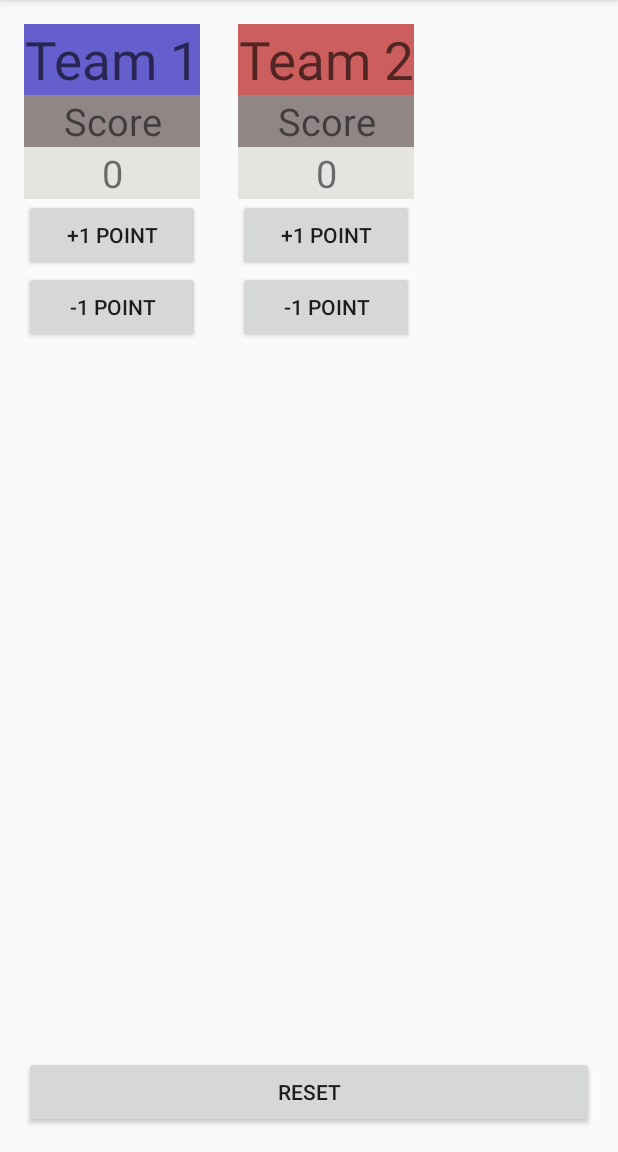
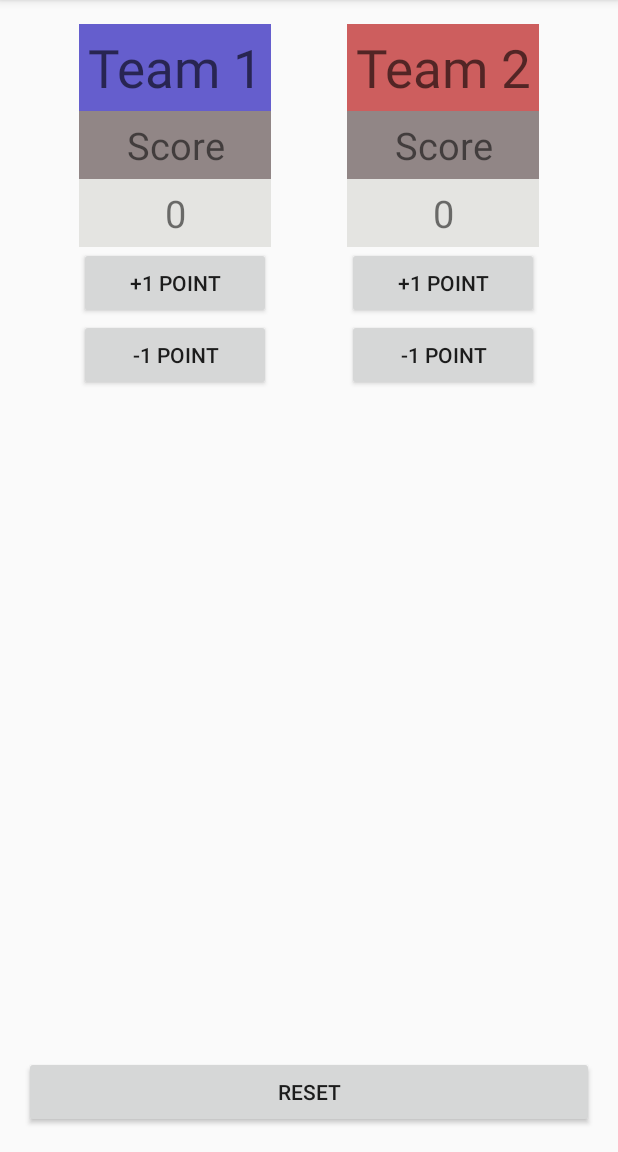
Before and after one commit to Jackson-McGlasson/CourtCounter, an Android app: the screen it shows after launch (MainActivity), on a phone screen of 412 x 824 dp, the part 84-1236 px from its top. Run offline under Robolectric (Android 15) with nearby library versions, the phone set to English and light mode, and no system bars.

Commit message:
Did milestones 1-4, 6-8, half 5,9  barely start 10

```diff
--- a/app/src/main/java/com/academy/app/courtcounter/MainActivity.java
+++ b/app/src/main/java/com/academy/app/courtcounter/MainActivity.java
@@ -70,11 +70,11 @@ public class MainActivity extends AppCompatActivity {
         gameOverAlert= new AlertDialog.Builder(MainActivity.this).create();
         gameOverAlert.setTitle("Alert Title");
         if (team1Score > team2Score) {
-            gameOverAlert.setMessage(team1Name + " Wins!");
+            gameOverAlert.setMessage(team1Name + "(Team 1) Wins!");
             team1Score = 0;
         }
         if (team2Score > team1Score) {
-            gameOverAlert.setMessage(team2Name + " Wins!");
+            gameOverAlert.setMessage(team2Name + "(Team 2) Wins!");
             team2Score = 0;
         }
 
--- a/app/src/main/res/layout/activity_main.xml
+++ b/app/src/main/res/layout/activity_main.xml
@@ -12,7 +12,8 @@
     <LinearLayout
         android:orientation="horizontal"
         android:layout_width="match_parent"
-        android:layout_height="match_parent">
+        android:layout_height="match_parent"
+        android:gravity="top|center">
 
         <LinearLayout
             android:orientation="vertical"
@@ -34,7 +35,7 @@
                 android:layout_alignParentTop="true"
                 android:layout_alignParentRight="true"
                 android:layout_alignParentEnd="true"
-                 />
+                android:padding="5sp" />
 
             <TextView
                 android:layout_width="match_parent"
@@ -47,7 +48,8 @@
                 android:layout_alignParentRight="true"
                 android:layout_alignParentEnd="true"
                 android:background="#918686"
-                android:id="@+id/textView2" />
+                android:id="@+id/textView2"
+                android:padding="5sp" />
 
             <TextView
                 android:layout_width="match_parent"
@@ -60,7 +62,8 @@
                 android:gravity="center"
                 android:layout_alignParentBottom="true"
                 android:layout_alignParentRight="true"
-                android:layout_alignParentEnd="true" />
+                android:layout_alignParentEnd="true"
+                android:padding="5sp" />
 
             <Button
                 android:layout_width="match_parent"
@@ -68,14 +71,16 @@
                 android:text="+1 Point"
                 android:id="@+id/button1"
                 android:layout_gravity="center_horizontal"
-                android:onClick="blueClickPlus"/>
+                android:onClick="blueClickPlus"
+                android:padding="5sp" />
             <Button
                 android:layout_width="match_parent"
                 android:layout_height="wrap_content"
                 android:text="-1 Point"
                 android:id="@+id/button3"
                 android:layout_gravity="center_horizontal"
-                android:onClick="blueClickMinus"/>
+                android:onClick="blueClickMinus"
+                android:padding="5sp" />
         </LinearLayout>
 
         <LinearLayout
@@ -85,7 +90,8 @@
             android:gravity="top|center"
             android:layout_alignParentTop="true"
             android:layout_alignParentRight="true"
-            android:layout_alignParentEnd="true">
+            android:layout_alignParentEnd="true"
+            android:paddingLeft="25sp">
 
             <EditText
                 android:layout_width="match_parent"
@@ -100,7 +106,8 @@
                 android:background="#cd5e5e"
                 android:layout_alignParentTop="true"
                 android:layout_alignParentRight="true"
-                android:layout_alignParentEnd="true" />
+                android:layout_alignParentEnd="true"
+                android:padding="5sp" />
 
             <TextView
                 android:layout_width="match_parent"
@@ -113,7 +120,8 @@
                 android:layout_alignParentRight="true"
                 android:layout_alignParentEnd="true"
                 android:background="#918686"
-                android:id="@+id/textView5" />
+                android:id="@+id/textView5"
+                android:padding="5sp" />
 
             <TextView
                 android:layout_width="match_parent"
@@ -125,7 +133,8 @@
                 android:layout_below="@+id/textView6"
                 android:gravity="center"
                 android:layout_alignParentRight="true"
-                android:layout_alignParentEnd="true" />
+                android:layout_alignParentEnd="true"
+                android:padding="5sp" />
 
             <Button
                 android:layout_width="match_parent"
@@ -133,14 +142,16 @@
                 android:text="+1 Point"
                 android:id="@+id/button2"
                 android:layout_gravity="center_horizontal"
-                android:onClick="redClickPlus"/>
+                android:onClick="redClickPlus"
+                android:padding="5sp" />
             <Button
                 android:layout_width="match_parent"
                 android:layout_height="wrap_content"
                 android:text="-1 Point"
                 android:id="@+id/button4"
                 android:layout_gravity="center_horizontal"
-                android:onClick="redClickMinus"/>
+                android:onClick="redClickMinus"
+                android:padding="5sp" />
 
         </LinearLayout>
     </LinearLayout>
@@ -157,7 +168,8 @@
             android:layout_height="wrap_content"
             android:text="Reset"
             android:id="@+id/resetButton"
-            android:onClick="resetClick"/>
+            android:onClick="resetClick"
+            android:padding="5sp" />
     </LinearLayout>
 
 </RelativeLayout>
```
